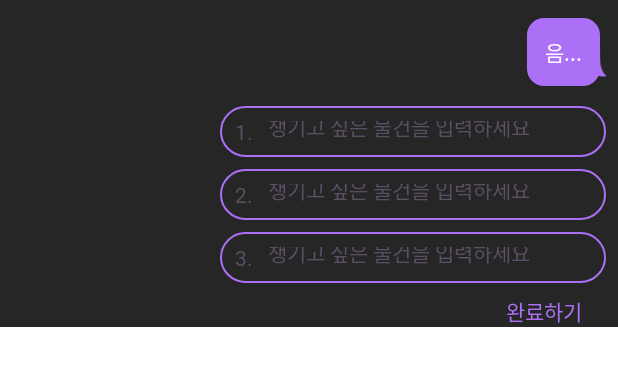
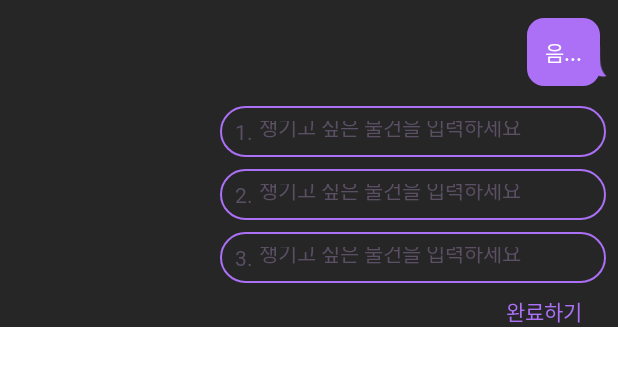
Before and after one commit to Apophis-AppJam/ApophisAndroid, an Android app: the layout item_second_day_user_input.xml on its own in the app's theme, with its tools: preview values and no code run, on a phone screen of 412 x 824 dp. Shown: the top 366 px of the screen. Run offline under Robolectric (Android 15) with nearby library versions, the phone set to English and light mode, and no system bars.

```diff
--- a/app/src/main/java/com/example/apophis_android/data/ChatData.kt
+++ b/app/src/main/java/com/example/apophis_android/data/entity/ChatData.kt
@@ -1,4 +1,4 @@
-package com.example.apophis_android.data
+package com.example.apophis_android.data.entity
 
 /**
  * Created By kimdahyee
--- a/app/src/main/java/com/example/apophis_android/ui/firstDay/FirstDayChatActivity.kt
+++ b/app/src/main/java/com/example/apophis_android/ui/firstDay/FirstDayChatActivity.kt
@@ -4,7 +4,7 @@ import androidx.appcompat.app.AppCompatActivity
 import android.os.Bundle
 import android.widget.Toast
 import com.example.apophis_android.R
-import com.example.apophis_android.data.ChatData
+import com.example.apophis_android.data.entity.ChatData
 import kotlinx.android.synthetic.main.activity_first_day_chat.*
 
 class FirstDayChatActivity : AppCompatActivity() {
--- a/app/src/main/java/com/example/apophis_android/ui/firstDay/FirstDayChatAdapter.kt
+++ b/app/src/main/java/com/example/apophis_android/ui/firstDay/FirstDayChatAdapter.kt
@@ -2,7 +2,6 @@ package com.example.apophis_android.ui.firstDay
 
 import android.content.Context
 import android.content.Intent
-import android.provider.MediaStore
 import android.view.LayoutInflater
 import android.view.View
 import android.view.ViewGroup
@@ -10,7 +9,7 @@ import android.view.animation.AnimationUtils
 import android.widget.TextView
 import androidx.recyclerview.widget.RecyclerView
 import com.example.apophis_android.R
-import com.example.apophis_android.data.ChatData
+import com.example.apophis_android.data.entity.ChatData
 import com.example.apophis_android.ui.ChipFactory
 import com.google.android.material.chip.ChipGroup
 import java.lang.IllegalArgumentException
--- a/app/src/main/java/com/example/apophis_android/ui/secondDay/SecondDayChatActivity.kt
+++ b/app/src/main/java/com/example/apophis_android/ui/secondDay/SecondDayChatActivity.kt
@@ -5,7 +5,7 @@ import androidx.appcompat.app.AppCompatActivity
 import android.os.Bundle
 import android.util.Log
 import com.example.apophis_android.R
-import com.example.apophis_android.data.ChatData
+import com.example.apophis_android.data.entity.ChatData
 import kotlinx.android.synthetic.main.activity_second_day_chat.*
 
 class SecondDayChatActivity : AppCompatActivity() {
--- a/app/src/main/java/com/example/apophis_android/ui/secondDay/SecondDayChatAdapter.kt
+++ b/app/src/main/java/com/example/apophis_android/ui/secondDay/SecondDayChatAdapter.kt
@@ -1,7 +1,6 @@
 package com.example.apophis_android.ui.secondDay
 
 import android.content.Context
-import android.util.Log
 import android.view.LayoutInflater
 import android.view.View
 import android.view.ViewGroup
@@ -9,7 +8,7 @@ import android.view.animation.AnimationUtils
 import android.widget.TextView
 import androidx.recyclerview.widget.RecyclerView
 import com.example.apophis_android.R
-import com.example.apophis_android.data.ChatData
+import com.example.apophis_android.data.entity.ChatData
 import com.example.apophis_android.ui.ChipFactory
 import com.google.android.material.chip.ChipGroup
 import java.lang.IllegalArgumentException
--- a/app/src/main/res/layout/item_chat_find_me.xml
+++ b/app/src/main/res/layout/item_chat_find_me.xml
@@ -14,5 +14,5 @@
         android:layout_marginTop="12dp"
         app:layout_constraintStart_toStartOf="parent"
         app:layout_constraintTop_toTopOf="parent"
-        app:srcCompat="@drawable/ic_launcher_background" />
+        app:srcCompat="@drawable/btn_findme" />
 </androidx.constraintlayout.widget.ConstraintLayout>
--- a/app/src/main/res/layout/item_second_day_user_input.xml
+++ b/app/src/main/res/layout/item_second_day_user_input.xml
@@ -24,7 +24,6 @@
         android:layout_marginEnd="12dp"
         android:background="@drawable/round_rectangle_purple_17dp"
         app:layout_constraintEnd_toEndOf="parent"
-        app:layout_constraintTop_toEndOf="parent"
         app:layout_constraintTop_toTopOf="parent">
 
         <TextView
@@ -125,7 +124,7 @@
         android:id="@+id/et_user_input_1"
         android:layout_width="0dp"
         android:layout_height="0dp"
-        android:layout_marginStart="10dp"
+        android:layout_marginStart="4dp"
         android:layout_marginTop="10dp"
         android:layout_marginEnd="10dp"
         android:layout_marginBottom="10dp"
@@ -146,7 +145,7 @@
         android:id="@+id/et_user_input_2"
         android:layout_width="0dp"
         android:layout_height="0dp"
-        android:layout_marginStart="10dp"
+        android:layout_marginStart="4dp"
         android:layout_marginTop="10dp"
         android:layout_marginEnd="10dp"
         android:layout_marginBottom="10dp"
@@ -167,7 +166,7 @@
         android:id="@+id/et_user_input_3"
         android:layout_width="0dp"
         android:layout_height="0dp"
-        android:layout_marginStart="10dp"
+        android:layout_marginStart="4dp"
         android:layout_marginTop="10dp"
         android:layout_marginEnd="10dp"
         android:layout_marginBottom="10dp"
```
Also changed, not shown: app/build.gradle (+8 -0 lines), app/src/main/AndroidManifest.xml (+6 -4 lines), app/src/main/java/com/example/apophis_android/data/remote/ApophisService.kt (added, +20 -0 lines), app/src/main/java/com/example/apophis_android/data/remote/RetrofitCreator.kt (added, +24 -0 lines), app/src/main/java/com/example/apophis_android/data/remote/response/BaseResponse.kt (added, +13 -0 lines), app/src/main/res/drawable-hdpi/btn_findme.png (added), app/src/main/res/drawable-mdpi/btn_findme.png (added), app/src/main/res/drawable-xhdpi/btn_findme.png (added), app/src/main/res/drawable-xxhdpi/btn_findme.png (added), app/src/main/res/drawable-xxxhdpi/btn_findme.png (added).
